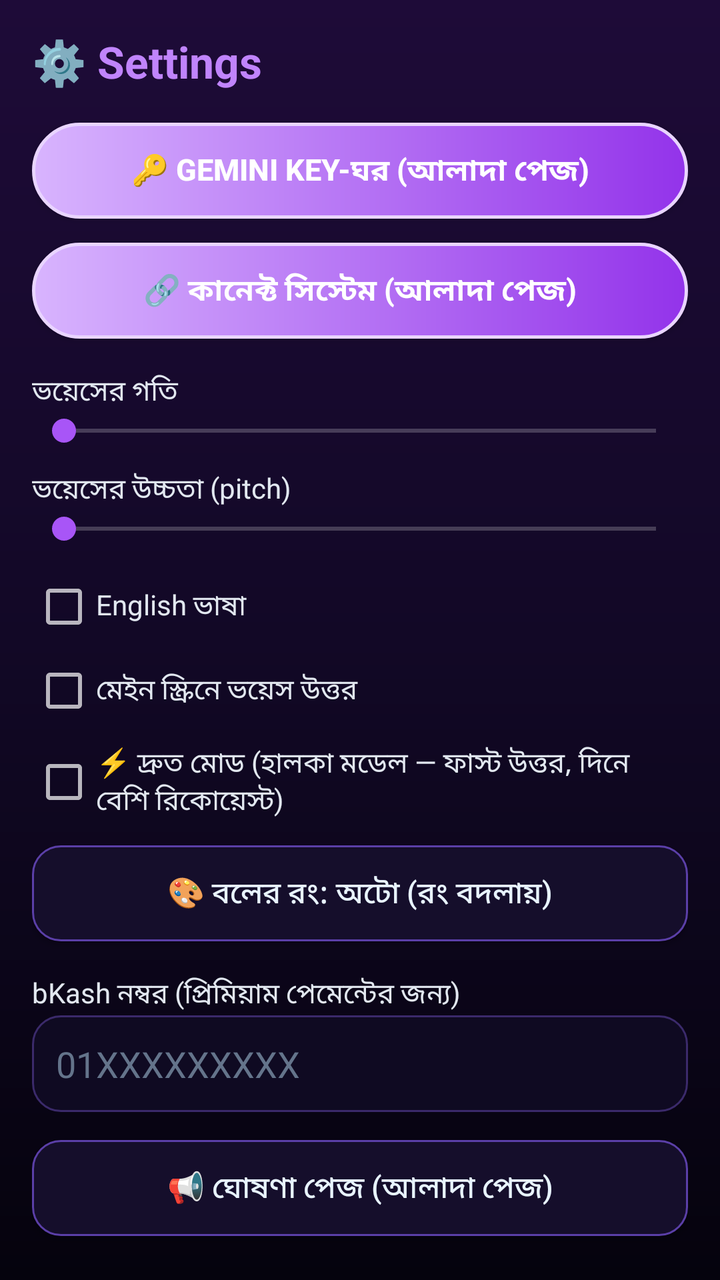
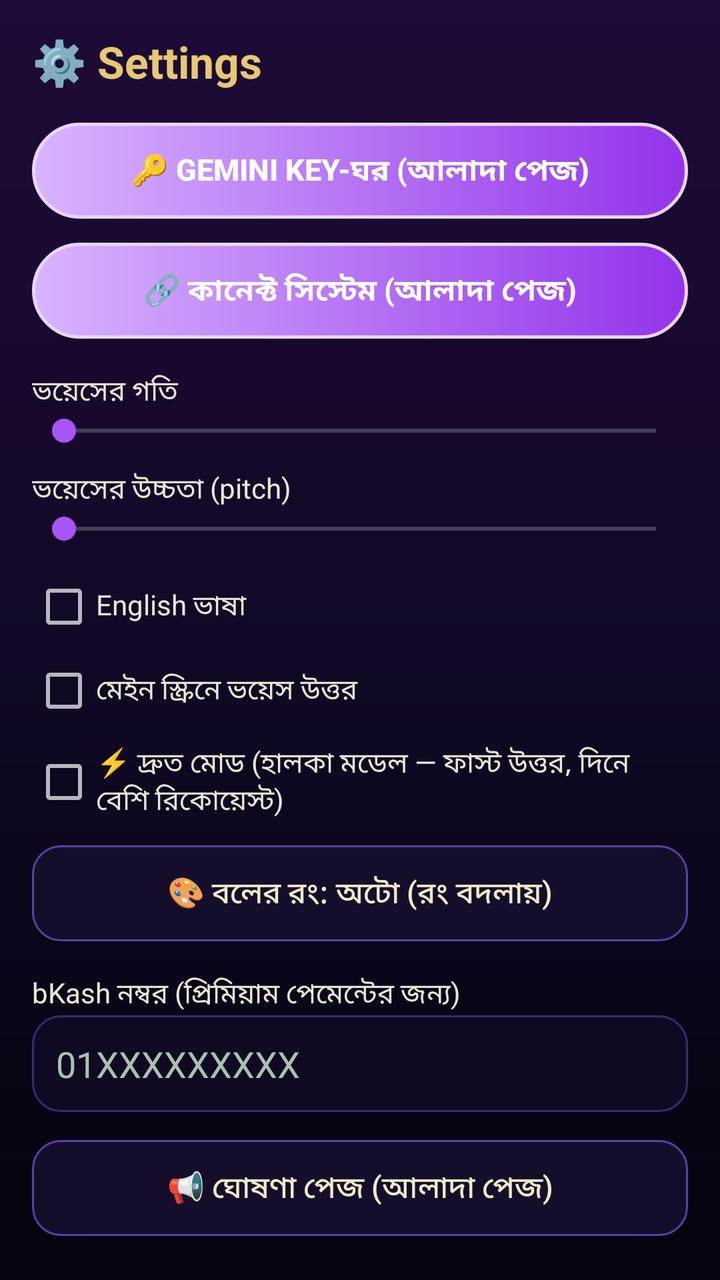

Before-and-after screenshots of an Android layout around one commit, followed by the original layout XML and the change that was made.
<!-- AndroidManifest.xml: application theme AppTheme -->
<!-- res/layout/activity_settings.xml -->
<?xml version="1.0" encoding="utf-8"?>
<LinearLayout xmlns:android="http://schemas.android.com/apk/res/android"
    android:layout_width="match_parent"
    android:layout_height="match_parent"
    android:background="@drawable/bg_main"
    android:orientation="vertical"
    android:padding="16dp">

    <TextView
        android:layout_width="match_parent"
        android:layout_height="wrap_content"
        android:text="⚙️ Settings"
        android:textColor="#C084FC"
        android:textSize="22sp"
        android:textStyle="bold" />

    <Button
        android:id="@+id/setKeysBtn"
        android:layout_width="match_parent"
        android:layout_height="wrap_content"
        android:layout_marginTop="16dp"
        android:background="@drawable/btn_primary"
        android:padding="12dp"
        android:text="🔑 Gemini Key-ঘর (আলাদা পেজ)"
        android:textColor="#FFFFFF"
        android:textSize="15sp"
        android:textStyle="bold" />

    <Button
        android:id="@+id/setConnectBtn"
        android:layout_width="match_parent"
        android:layout_height="wrap_content"
        android:layout_marginTop="12dp"
        android:background="@drawable/btn_primary"
        android:padding="12dp"
        android:text="🔗 কানেক্ট সিস্টেম (আলাদা পেজ)"
        android:textColor="#FFFFFF"
        android:textSize="15sp"
        android:textStyle="bold" />

    <TextView
        android:layout_width="match_parent"
        android:layout_height="wrap_content"
        android:layout_marginTop="16dp"
        android:text="ভয়েসের গতি"
        android:textColor="#E2E8F0" />

    <SeekBar
        android:id="@+id/setSpeed"
        android:layout_width="match_parent"
        android:layout_height="wrap_content"
        android:max="20" />

    <TextView
        android:layout_width="match_parent"
        android:layout_height="wrap_content"
        android:layout_marginTop="10dp"
        android:text="ভয়েসের উচ্চতা (pitch)"
        android:textColor="#E2E8F0" />

    <SeekBar
        android:id="@+id/setPitch"
        android:layout_width="match_parent"
        android:layout_height="wrap_content"
        android:max="20" />

    <CheckBox
        android:id="@+id/setEnglish"
        android:layout_width="match_parent"
        android:layout_height="wrap_content"
        android:layout_marginTop="14dp"
        android:text="English ভাষা"
        android:textColor="#E2E8F0" />

    <CheckBox
        android:id="@+id/setMainVoice"
        android:layout_width="match_parent"
        android:layout_height="wrap_content"
        android:layout_marginTop="10dp"
        android:text="মেইন স্ক্রিনে ভয়েস উত্তর"
        android:textColor="#E2E8F0" />

    <CheckBox
        android:id="@+id/setFastMode"
        android:layout_width="match_parent"
        android:layout_height="wrap_content"
        android:layout_marginTop="10dp"
        android:text="⚡ দ্রুত মোড (হালকা মডেল — ফাস্ট উত্তর, দিনে বেশি রিকোয়েস্ট)"
        android:textColor="#E2E8F0" />

    <Button
        android:id="@+id/setOrbColorBtn"
        android:layout_width="match_parent"
        android:layout_height="wrap_content"
        android:layout_marginTop="12dp"
        android:background="@drawable/btn_secondary"
        android:padding="12dp"
        android:text="🎨 বলের রং: অটো (রং বদলায়)"
        android:textColor="#E8F4FF"
        android:textSize="15sp" />

    <TextView
        android:layout_width="match_parent"
        android:layout_height="wrap_content"
        android:layout_marginTop="16dp"
        android:text="bKash নম্বর (প্রিমিয়াম পেমেন্টের জন্য)"
        android:textColor="#E2E8F0" />

    <EditText
        android:id="@+id/setBkash"
        android:layout_width="match_parent"
        android:layout_height="wrap_content"
        android:background="@drawable/bg_input"
        android:hint="01XXXXXXXXX"
        android:inputType="phone"
        android:padding="12dp"
        android:textColor="#E8F4FF"
        android:textColorHint="#64748B" />

    <Button
        android:id="@+id/setAnnounceBtn"
        android:layout_width="match_parent"
        android:layout_height="wrap_content"
        android:layout_marginTop="14dp"
        android:background="@drawable/btn_secondary"
        android:padding="12dp"
        android:text="📢 ঘোষণা পেজ (আলাদা পেজ)"
        android:textColor="#E8F4FF"
        android:textSize="15sp" />

    <Button
        android:id="@+id/setOwnerBtn"
        android:layout_width="match_parent"
        android:layout_height="wrap_content"
        android:layout_marginTop="14dp"
        android:background="@drawable/btn_primary"
        android:padding="12dp"
        android:text="👑 মালিক মোড"
        android:textColor="#FFFFFF"
        android:textSize="15sp" />

    <Button
        android:id="@+id/setStatusBtn"
        android:layout_width="match_parent"
        android:layout_height="wrap_content"
        android:layout_marginTop="14dp"
        android:background="@drawable/btn_secondary"
        android:padding="12dp"
        android:text="🔔 নোটিফিকেশন ও অবস্থা"
        android:textColor="#E8F4FF"
        android:textSize="15sp" />

    <Button
        android:id="@+id/setAboutBtn"
        android:layout_width="match_parent"
        android:layout_height="wrap_content"
        android:layout_marginTop="14dp"
        android:background="@drawable/btn_secondary"
        android:padding="12dp"
        android:text="ℹ️ অ্যাপ সম্পর্কে — কে তৈরি করেছে"
        android:textColor="#E8F4FF"
        android:textSize="15sp" />

    <Button
        android:id="@+id/setSave"
        android:layout_width="match_parent"
        android:layout_height="wrap_content"
        android:layout_marginTop="18dp"
        android:background="@drawable/btn_primary"
        android:text="সেভ করো"
        android:textColor="#FFFFFF"
        android:textStyle="bold" />

    <TextView
        android:id="@+id/setInfo"
        android:layout_width="match_parent"
        android:layout_height="wrap_content"
        android:layout_marginTop="14dp"
        android:textColor="#94A3B8"
        android:textSize="12sp" />
</LinearLayout>
<!-- resources referenced by this layout -->
<resources>
  <!-- drawable bg_input (drawable) -->
  <?xml version="1.0" encoding="utf-8"?>
  <shape xmlns:android="http://schemas.android.com/apk/res/android" android:shape="rectangle">
      <corners android:radius="14dp" />
      <solid android:color="#0F0A22" />
      <stroke android:width="1dp" android:color="#3B2A6B" />
  </shape>
  <!-- drawable bg_main (drawable) -->
  <?xml version="1.0" encoding="utf-8"?>
  <shape xmlns:android="http://schemas.android.com/apk/res/android" android:shape="rectangle">
      <gradient
          android:angle="270"
          android:startColor="#1E0B38"
          android:centerColor="#120826"
          android:endColor="#05030D" />
  </shape>
  <!-- drawable btn_primary (drawable) -->
  <?xml version="1.0" encoding="utf-8"?>
  <shape xmlns:android="http://schemas.android.com/apk/res/android" android:shape="rectangle">
      <corners android:radius="28dp" />
      <gradient android:startColor="#D8B4FE" android:endColor="#9333EA" android:angle="0" />
      <stroke android:width="1.5dp" android:color="#E9D5FF" />
  </shape>
  <!-- drawable btn_secondary (drawable) -->
  <?xml version="1.0" encoding="utf-8"?>
  <shape xmlns:android="http://schemas.android.com/apk/res/android" android:shape="rectangle">
      <corners android:radius="14dp" />
      <solid android:color="#150E2B" />
      <stroke android:width="1dp" android:color="#5B3FA8" />
  </shape>
  <style name="AppTheme" parent="android:Theme.Material.NoActionBar">
          <item name="android:windowBackground">#05030D</item>
          <item name="android:colorAccent">#A855F7</item>
          <item name="android:statusBarColor">#05030D</item>
          <item name="android:navigationBarColor">#05030D</item>
          <item name="android:windowLightStatusBar">false</item>
      </style>
</resources>

<!-- the commit's change to res/layout/activity_settings.xml (unified diff, before → after) -->
@@ -10,7 +10,7 @@
         android:layout_width="match_parent"
         android:layout_height="wrap_content"
         android:text="⚙️ Settings"
-        android:textColor="#C084FC"
+        android:textColor="#E7C873"
         android:textSize="22sp"
         android:textStyle="bold" />
 
@@ -43,7 +43,7 @@
         android:layout_height="wrap_content"
         android:layout_marginTop="16dp"
         android:text="ভয়েসের গতি"
-        android:textColor="#E2E8F0" />
+        android:textColor="#EDE6D6" />
 
     <SeekBar
         android:id="@+id/setSpeed"
@@ -56,7 +56,7 @@
         android:layout_height="wrap_content"
         android:layout_marginTop="10dp"
         android:text="ভয়েসের উচ্চতা (pitch)"
-        android:textColor="#E2E8F0" />
+        android:textColor="#EDE6D6" />
 
     <SeekBar
         android:id="@+id/setPitch"
@@ -70,7 +70,7 @@
         android:layout_height="wrap_content"
         android:layout_marginTop="14dp"
         android:text="English ভাষা"
-        android:textColor="#E2E8F0" />
+        android:textColor="#EDE6D6" />
 
     <CheckBox
         android:id="@+id/setMainVoice"
@@ -78,7 +78,7 @@
         android:layout_height="wrap_content"
         android:layout_marginTop="10dp"
         android:text="মেইন স্ক্রিনে ভয়েস উত্তর"
-        android:textColor="#E2E8F0" />
+        android:textColor="#EDE6D6" />
 
     <CheckBox
         android:id="@+id/setFastMode"
@@ -86,7 +86,7 @@
         android:layout_height="wrap_content"
         android:layout_marginTop="10dp"
         android:text="⚡ দ্রুত মোড (হালকা মডেল — ফাস্ট উত্তর, দিনে বেশি রিকোয়েস্ট)"
-        android:textColor="#E2E8F0" />
+        android:textColor="#EDE6D6" />
 
     <Button
         android:id="@+id/setOrbColorBtn"
@@ -96,7 +96,7 @@
         android:background="@drawable/btn_secondary"
         android:padding="12dp"
         android:text="🎨 বলের রং: অটো (রং বদলায়)"
-        android:textColor="#E8F4FF"
+        android:textColor="#F3E9C8"
         android:textSize="15sp" />
 
     <TextView
@@ -104,7 +104,7 @@
         android:layout_height="wrap_content"
         android:layout_marginTop="16dp"
         android:text="bKash নম্বর (প্রিমিয়াম পেমেন্টের জন্য)"
-        android:textColor="#E2E8F0" />
+        android:textColor="#EDE6D6" />
 
     <EditText
         android:id="@+id/setBkash"
@@ -114,8 +114,8 @@
         android:hint="01XXXXXXXXX"
         android:inputType="phone"
         android:padding="12dp"
-        android:textColor="#E8F4FF"
-        android:textColorHint="#64748B" />
+        android:textColor="#F3E9C8"
+        android:textColorHint="#A8C3B2" />
 
     <Button
         android:id="@+id/setAnnounceBtn"
@@ -125,7 +125,7 @@
         android:background="@drawable/btn_secondary"
         android:padding="12dp"
         android:text="📢 ঘোষণা পেজ (আলাদা পেজ)"
-        android:textColor="#E8F4FF"
+        android:textColor="#F3E9C8"
         android:textSize="15sp" />
 
     <Button
@@ -147,7 +147,7 @@
         android:background="@drawable/btn_secondary"
         android:padding="12dp"
         android:text="🔔 নোটিফিকেশন ও অবস্থা"
-        android:textColor="#E8F4FF"
+        android:textColor="#F3E9C8"
         android:textSize="15sp" />
 
     <Button
@@ -158,7 +158,7 @@
         android:background="@drawable/btn_secondary"
         android:padding="12dp"
         android:text="ℹ️ অ্যাপ সম্পর্কে — কে তৈরি করেছে"
-        android:textColor="#E8F4FF"
+        android:textColor="#F3E9C8"
         android:textSize="15sp" />
 
     <Button
@@ -176,6 +176,6 @@
         android:layout_width="match_parent"
         android:layout_height="wrap_content"
         android:layout_marginTop="14dp"
-        android:textColor="#94A3B8"
+        android:textColor="#A8C3B2"
         android:textSize="12sp" />
 </LinearLayout>
